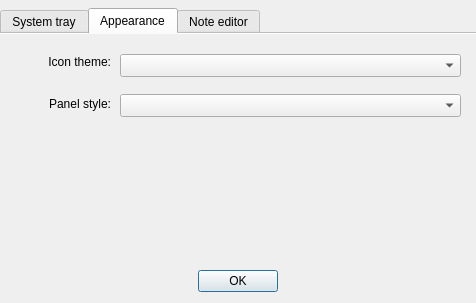
Old version of the form src/dialogs/PreferencesDialog.ui in the repository d1vanov/quentier.
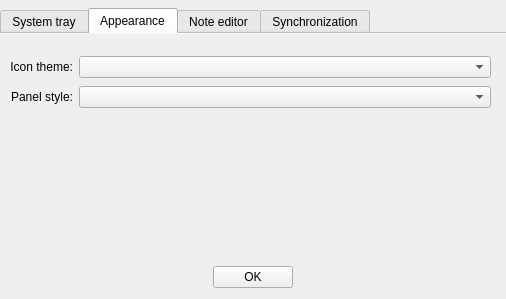
New version of the form. The open tabs and pages were chosen to show the change.

Commit message: Start to add a dedicated page/tab for synchronization settings in PreferencesDialog

The edit to the form file:
```diff
--- a/src/dialogs/PreferencesDialog.ui
+++ b/src/dialogs/PreferencesDialog.ui
@@ -6,8 +6,8 @@
    <rect>
     <x>0</x>
     <y>0</y>
-    <width>476</width>
-    <height>303</height>
+    <width>506</width>
+    <height>299</height>
    </rect>
   </property>
   <property name="windowTitle">
@@ -158,15 +158,18 @@
       <attribute name="title">
        <string>Appearance</string>
       </attribute>
+      <widget class="QWidget" name="">
+       <property name="geometry">
+        <rect>
+         <x>10</x>
+         <y>20</y>
+         <width>481</width>
+         <height>56</height>
+        </rect>
+       </property>
+       <layout class="QGridLayout" name="IconThemePanelStyleGridLayout">
+        <item row="0" column="0">
       <widget class="QLabel" name="iconThemeLabel">
-       <property name="geometry">
-        <rect>
-         <x>10</x>
-         <y>20</y>
-         <width>101</width>
-         <height>16</height>
-        </rect>
-       </property>
        <property name="text">
         <string>Icon theme:</string>
        </property>
@@ -174,15 +177,9 @@
         <set>Qt::AlignRight|Qt::AlignTrailing|Qt::AlignVCenter</set>
        </property>
       </widget>
+        </item>
+        <item row="0" column="1">
       <widget class="QComboBox" name="iconThemeComboBox">
-       <property name="geometry">
-        <rect>
-         <x>120</x>
-         <y>20</y>
-         <width>341</width>
-         <height>23</height>
-        </rect>
-       </property>
        <property name="sizePolicy">
         <sizepolicy hsizetype="Expanding" vsizetype="Fixed">
          <horstretch>0</horstretch>
@@ -196,15 +193,9 @@
         </size>
        </property>
       </widget>
+        </item>
+        <item row="1" column="0">
       <widget class="QLabel" name="panelStyleLabel">
-       <property name="geometry">
-        <rect>
-         <x>10</x>
-         <y>60</y>
-         <width>101</width>
-         <height>20</height>
-        </rect>
-       </property>
        <property name="text">
         <string>Panel style:</string>
        </property>
@@ -212,15 +203,9 @@
         <set>Qt::AlignRight|Qt::AlignTrailing|Qt::AlignVCenter</set>
        </property>
       </widget>
+        </item>
+        <item row="1" column="1">
       <widget class="QComboBox" name="panelStyleComboBox">
-       <property name="geometry">
-        <rect>
-         <x>120</x>
-         <y>60</y>
-         <width>341</width>
-         <height>23</height>
-        </rect>
-       </property>
        <property name="sizePolicy">
         <sizepolicy hsizetype="Expanding" vsizetype="Fixed">
          <horstretch>0</horstretch>
@@ -233,6 +218,9 @@
          <height>0</height>
         </size>
        </property>
+         </widget>
+        </item>
+       </layout>
       </widget>
      </widget>
      <widget class="QWidget" name="noteEditorTab">
@@ -253,6 +241,56 @@
        </property>
       </widget>
      </widget>
+     <widget class="QWidget" name="syncTab">
+      <attribute name="title">
+       <string>Synchronization</string>
+      </attribute>
+      <widget class="QCheckBox" name="downloadNoteThumbnailsCheckBox">
+       <property name="geometry">
+        <rect>
+         <x>10</x>
+         <y>10</y>
+         <width>491</width>
+         <height>20</height>
+        </rect>
+       </property>
+       <property name="text">
+        <string>Download note thumbnails</string>
+       </property>
+      </widget>
+      <widget class="QWidget" name="">
+       <property name="geometry">
+        <rect>
+         <x>10</x>
+         <y>40</y>
+         <width>491</width>
+         <height>60</height>
+        </rect>
+       </property>
+       <layout class="QGridLayout" name="noteThumbnailsStoragePathGridLayout">
+        <item row="0" column="0" colspan="2">
+         <widget class="QLabel" name="noteThumbnailsStoragePathLabel">
+          <property name="text">
+           <string>&amp;Note thumbnails storage path:</string>
+          </property>
+          <property name="buddy">
+           <cstring>noteThumbnailsStoragePathLineEdit</cstring>
+          </property>
+         </widget>
+        </item>
+        <item row="1" column="0">
+         <widget class="QLineEdit" name="noteThumbnailsStoragePathLineEdit"/>
+        </item>
+        <item row="1" column="1">
+         <widget class="QPushButton" name="noteThumbnailsStoragePathBrowsePushButton">
+          <property name="text">
+           <string>Browse</string>
+          </property>
+         </widget>
+        </item>
+       </layout>
+      </widget>
+     </widget>
     </widget>
    </item>
    <item>
```
Left out of the diff: 2 changed lines with no effect on the pictures. Lines whose indentation alone changed are shown as unchanged.
